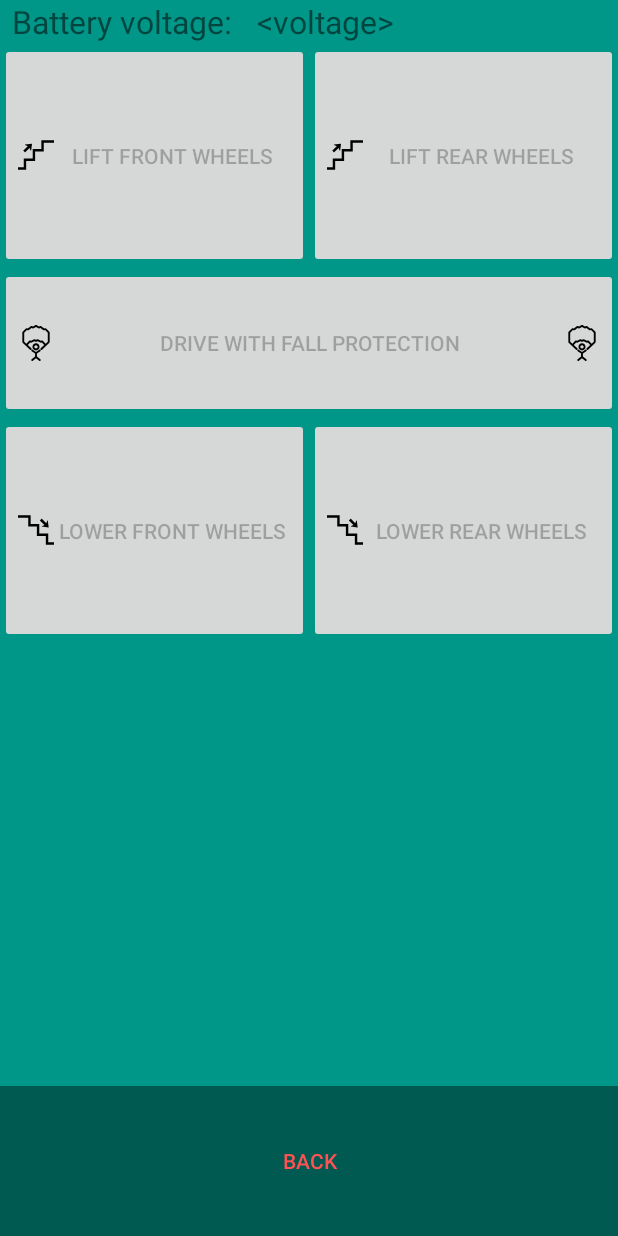
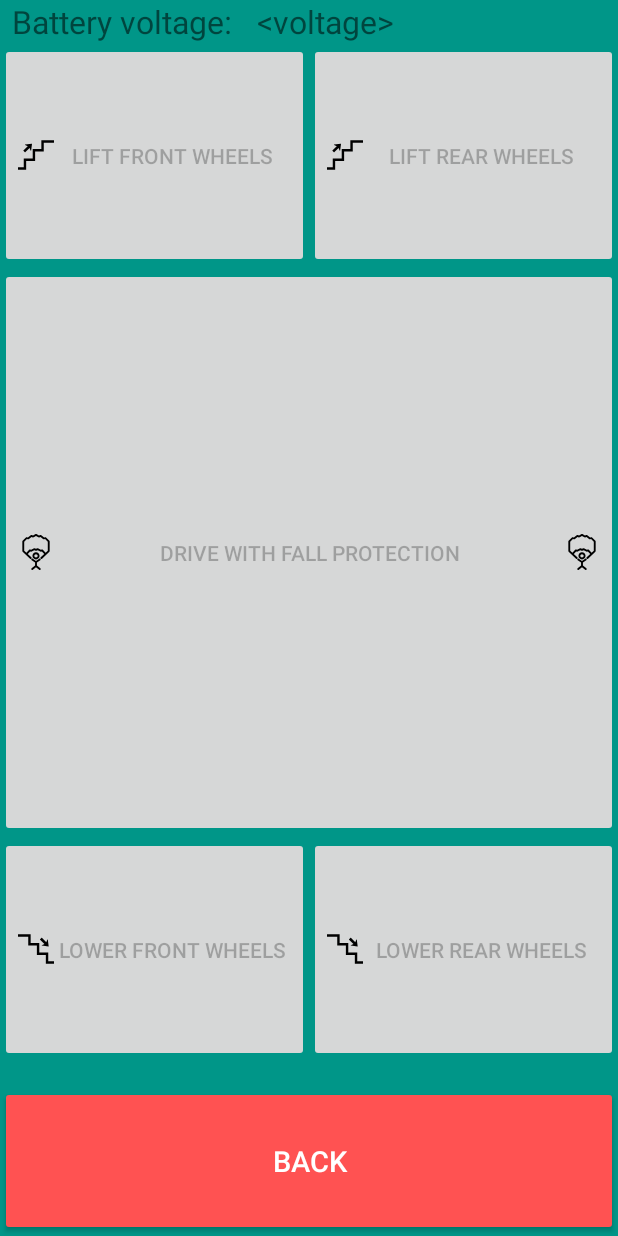
Before and after one commit to AZOM/cybathlon, an Android app: the fragment StairsControlsFragment placed in its activity, on a phone screen of 412 x 824 dp. Run offline under Robolectric (Android 15) with nearby library versions, the phone set to English and light mode, and no system bars; libraries missing offline, so code that uses them is left out: com.felhr.usbserial.

Commit message:
Improved styling (conforming to Material design)

```diff
--- a/ZEDControl/app/src/main/java/ch/hsr/zedcontrol/roborio/parsing/ModeData.java
+++ b/ZEDControl/app/src/main/java/ch/hsr/zedcontrol/roborio/parsing/ModeData.java
@@ -39,4 +39,10 @@ public class ModeData implements ParserData {
     public String getDescription() {
         return keyWord + ":" + modeName + ":" + subModeNr + ";";
     }
+
+
+    @Override
+    public String toString() {
+        return keyWord + ":" + modeName + ":" + subModeNr + ":" + hasError + ":" + errorMessage + ";";
+    }
 }
--- a/ZEDControl/app/src/main/res/layout/fragment_main.xml
+++ b/ZEDControl/app/src/main/res/layout/fragment_main.xml
@@ -23,6 +23,7 @@
 
             <Button
                 android:id="@+id/button_power_off"
+                style="@style/AppTheme.Button"
                 android:layout_width="0dp"
                 android:layout_height="match_parent"
                 android:layout_weight="1"
@@ -30,6 +31,7 @@
 
             <Button
                 android:id="@+id/button_start_up"
+                style="@style/AppTheme.Button"
                 android:layout_width="0dp"
                 android:layout_height="match_parent"
                 android:layout_weight="2"
--- a/ZEDControl/app/src/main/res/layout/fragment_stairs_control.xml
+++ b/ZEDControl/app/src/main/res/layout/fragment_stairs_control.xml
@@ -5,12 +5,21 @@
                 android:layout_height="match_parent"
                 tools:context="ch.hsr.zedcontrol.MainActivity">
 
-    <!-- MainActivity requires this id "layout_controls" to be the same for all fragments
-    that support enabling/disabling depending on the lock-state -->
+    <Button
+        android:id="@+id/button_back"
+        style="@style/AppTheme.Button"
+        android:layout_width="match_parent"
+        android:layout_height="100dp"
+        android:layout_alignParentBottom="true"
+        android:layout_marginTop="16dp"
+        android:text="@string/back"
+        android:textSize="19sp"/>
+
     <RelativeLayout
         android:id="@+id/layout_buttons_stairs_modes"
         android:layout_width="match_parent"
-        android:layout_height="match_parent">
+        android:layout_height="match_parent"
+        android:layout_above="@id/button_back">
 
         <LinearLayout
             android:id="@+id/layout_lift_wheels"
@@ -37,20 +46,11 @@
 
         </LinearLayout>
 
-        <Button
-            android:id="@+id/button_mode_drive_fall_protection"
-            android:layout_width="match_parent"
-            android:layout_height="100dp"
-            android:layout_below="@id/layout_lift_wheels"
-            android:drawableEnd="@drawable/fall_protection"
-            android:drawableStart="@drawable/fall_protection"
-            android:text="@string/button_mode_drive_fall_protection"/>
-
         <LinearLayout
             android:id="@+id/layout_lower_wheels"
             android:layout_width="match_parent"
             android:layout_height="150dp"
-            android:layout_below="@id/button_mode_drive_fall_protection"
+            android:layout_alignParentBottom="true"
             android:orientation="horizontal">
 
             <Button
@@ -71,26 +71,16 @@
 
         </LinearLayout>
 
+        <Button
+            android:id="@+id/button_mode_drive_fall_protection"
+            android:layout_width="match_parent"
+            android:layout_height="match_parent"
+            android:layout_above="@id/layout_lower_wheels"
+            android:layout_below="@id/layout_lift_wheels"
+            android:drawableEnd="@drawable/fall_protection"
+            android:drawableStart="@drawable/fall_protection"
+            android:text="@string/button_mode_drive_fall_protection"/>
+
     </RelativeLayout>
 
-    <LinearLayout
-        android:id="@+id/layout_controls_parent_bottom"
-        style="?metaButtonBarStyle"
-        android:layout_width="match_parent"
-        android:layout_height="100dp"
-        android:layout_alignParentBottom="true"
-        android:layout_marginTop="16dp"
-        android:background="@color/black_overlay"
-        android:orientation="vertical">
-
-        <Button
-            android:id="@+id/button_back"
-            style="?metaButtonBarButtonStyle"
-            android:layout_width="match_parent"
-            android:layout_height="match_parent"
-            android:text="@string/back"
-            android:theme="@style/AppTheme.Button"/>
-
-    </LinearLayout>
-
 </RelativeLayout>
--- a/ZEDControl/app/src/main/res/values/attrs.xml
+++ /dev/null
@@ -1,12 +0,0 @@
-<resources>
-
-    <!-- Declare custom theme attributes that allow changing which styles are
-         used for button bars depending on the API level.
-         ?android:attr/buttonBarStyle is new as of API 11 so this is
-         necessary to support previous API levels. -->
-    <declare-styleable name="ButtonBarContainerTheme">
-        <attr name="metaButtonBarStyle" format="reference" />
-        <attr name="metaButtonBarButtonStyle" format="reference" />
-    </declare-styleable>
-
-</resources>
--- a/ZEDControl/app/src/main/res/values/styles.xml
+++ b/ZEDControl/app/src/main/res/values/styles.xml
@@ -12,8 +12,6 @@
         <item name="android:actionBarStyle">@style/FullscreenActionBarStyle</item>
         <item name="android:windowActionBarOverlay">true</item>
         <item name="android:windowBackground">@null</item>
-        <item name="metaButtonBarStyle">?android:attr/buttonBarStyle</item>
-        <item name="metaButtonBarButtonStyle">?android:attr/buttonBarButtonStyle</item>
     </style>
 
     <style name="FullscreenActionBarStyle" parent="Widget.AppCompat.ActionBar">
@@ -21,8 +19,9 @@
     </style>
 
     <style name="AppTheme.Button" parent="Widget.AppCompat.Button.Colored">
-        <item name="colorButtonNormal">@color/colorPrimaryDark</item>
-        <item name="android:textColor">@color/colorAccent</item>
+        <item name="colorButtonNormal">@color/colorPrimary</item>
+        <item name="colorControlActivated">@color/colorPrimaryDark</item>
+        <item name="colorControlHighlight">@color/colorAccent</item>
     </style>
 
 </resources>
```
